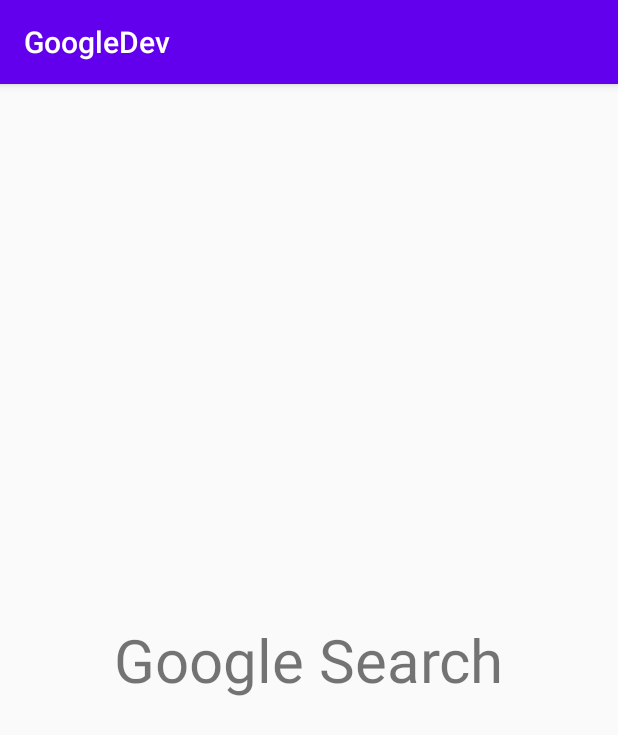
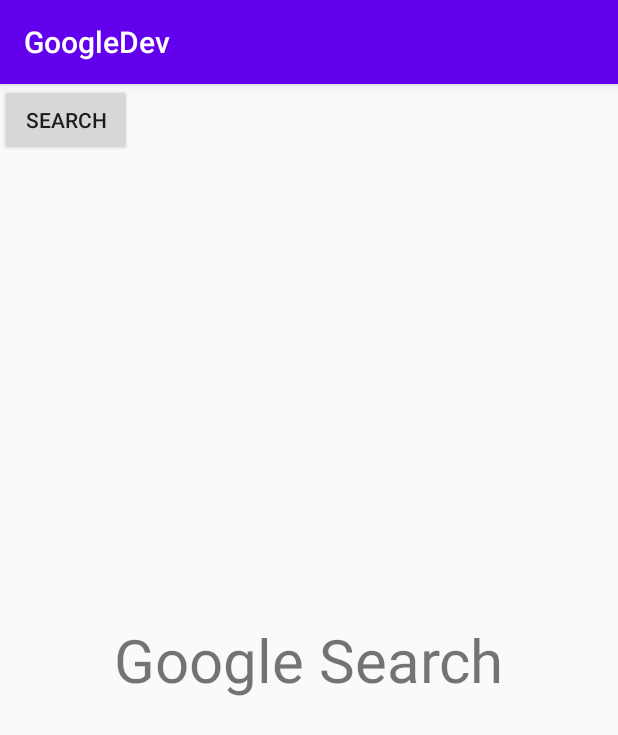
Before and after one commit to anantcodes/GoogleDev, an Android app: the screen it shows after launch (MainActivity), on a phone screen of 412 x 824 dp. Shown: the top 735 px of the screen. Run offline under Robolectric (Android 15) with nearby library versions, the phone set to English and light mode, and no system bars.

Commit message:
initial commit message

```diff
--- a/app/src/main/res/layout/activity_main.xml
+++ b/app/src/main/res/layout/activity_main.xml
@@ -14,6 +14,13 @@
         android:layout_centerInParent="true"
         android:textSize="40sp"/>
 
+     <Button
+         android:layout_width="wrap_content"
+         android:layout_height="wrap_content"
+         android:text="Search"
+         />
+
+
 
 
 
```
